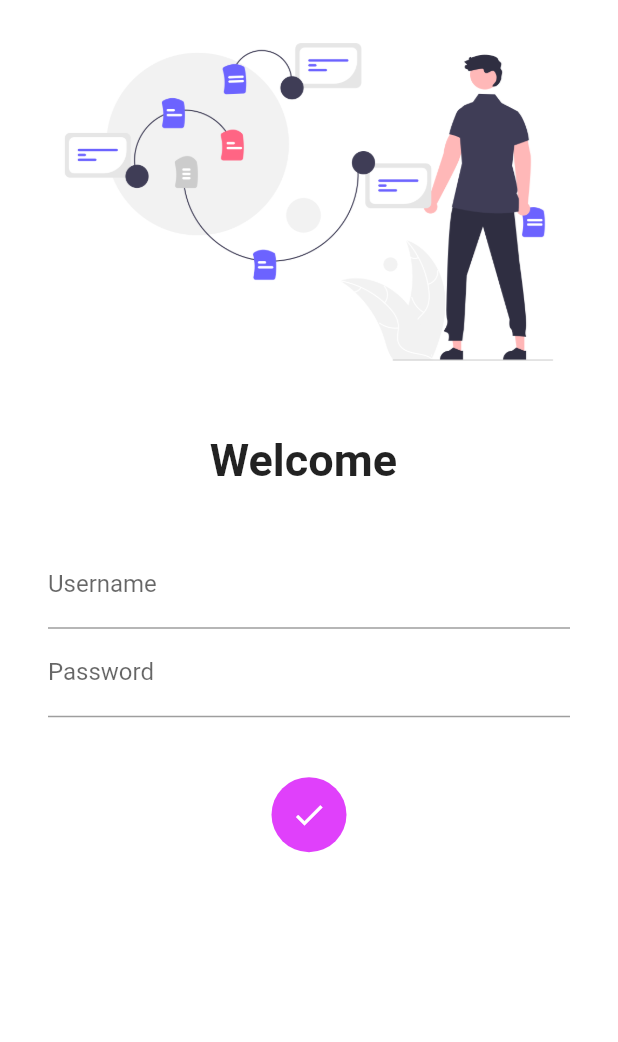
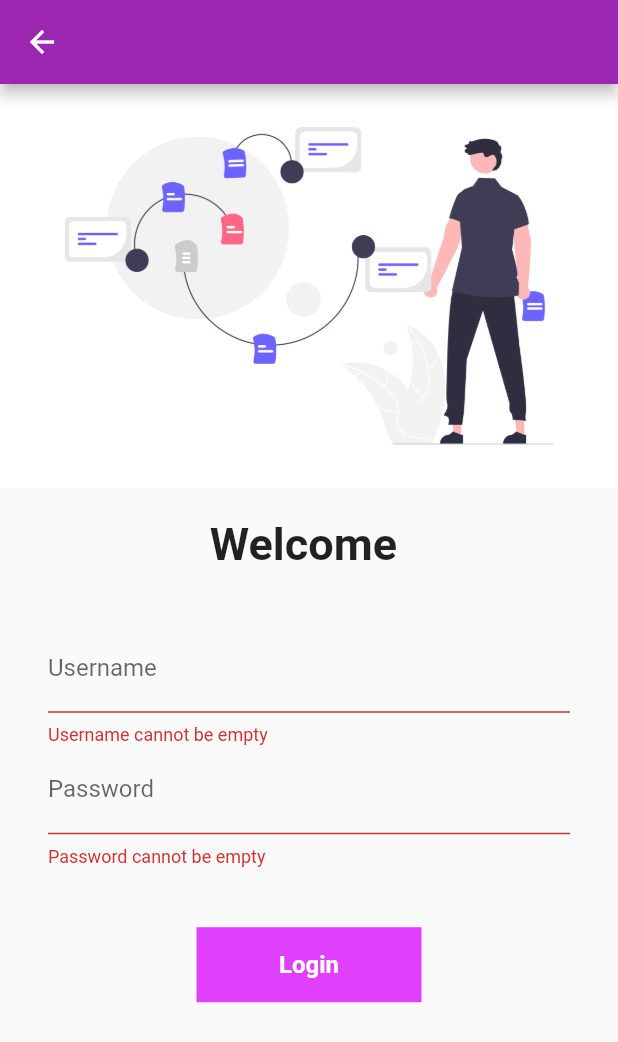
Before and after one commit to asad1729/Flutter-Catalog-, a Flutter app: the screen it shows after launch, after a tap on "Login", on a phone screen of 412 x 824 dp. Shown: the top 1042 px of the screen. Run offline on Flutter 3.47's test engine with Material 2 defaults, Android fonts, the phone set to English and light mode, and no system bars.

Commit message:
Day 8  done

```diff
--- a/lib/screens/login_page.dart
+++ b/lib/screens/login_page.dart
@@ -9,11 +9,32 @@ class log_in_page extends StatefulWidget {
 class _log_in_pageState extends State<log_in_page> {
   String name = "";
   bool changeButton = false;
+
+  final _formKey = GlobalKey<FormState>();
+
+  moveToHomePage(BuildContext context) async {
+    if (_formKey.currentState!.validate()) {
+      setState(() async {
+        changeButton = true;
+      });
+      await Future.delayed(Duration(seconds: 1));
+      await Navigator.pushNamed(context, MyRoutes.homeRoute);
+      setState(() {
+        changeButton = false;
+      });
+    }
+  }
+
   @override
   Widget build(BuildContext context) {
-    return Material(
-        color: Colors.white,
-        child: SingleChildScrollView(
+    return Scaffold(
+        appBar: AppBar(
+          backgroundColor: Colors.purple,
+        ),
+        //color: Colors.white,
+        body: SingleChildScrollView(
+          child: Form(
+            key: _formKey,
             child: Column(
               children: [
                 Image.asset(
@@ -42,6 +63,11 @@ class _log_in_pageState extends State<log_in_page> {
                               hintText: "Enter your Username",
                               labelText: "Username",
                             ),
+                            validator: (value) {
+                              if (value!.isEmpty)
+                                return ("Username cannot be empty");
+                              return null;
+                            },
                             onChanged: (value) {
                               name = value;
                               setState(() {});
@@ -53,18 +79,21 @@ class _log_in_pageState extends State<log_in_page> {
                               hintText: "Password",
                               labelText: "Password",
                             ),
+                            validator: (value) {
+                              if (value!.isEmpty) {
+                                return ("Password cannot be empty");
+                              } else if (value.length < 6)
+                                return ("Password length should be atleast six ");
+                              return null;
+                            },
                           ),
                           SizedBox(
                             height: 40.0,
                           ),
-                        InkWell(
-                            onTap: () async {
-                              setState(() {
-                                changeButton = true;
-                              });
-                              await Future.delayed(Duration(seconds: 1));
-                              // Navigator.pushNamed(context, MyRoutes.homeRoute);
-                            },
+                          Material(
+                            child: InkWell(
+                                splashColor: Colors.red,
+                                onTap: () => moveToHomePage(context),
                                 child: AnimatedContainer(
                                   duration: Duration(seconds: 1),
                                   height: 50,
@@ -87,20 +116,14 @@ class _log_in_pageState extends State<log_in_page> {
                                         : BoxShape.rectangle,
                                     /*  borderRadius: BorderRadius.circular(10)), */
                                   ),
-                            )
-                            /*  ElevatedButton(
-                          onPressed: () {
-                            Navigator.pushNamed(context, MyRoutes.homeRoute);
-                          },
-                          child: Text("Log In"),
-                          style:
-                              TextButton.styleFrom(minimumSize: Size(150, 50))) */
+                                )),
                           )
                         ],
                       ),
                     ))
               ],
             ),
+          ),
         ));
   }
 }
```
Lines whose indentation alone changed are shown as unchanged.
